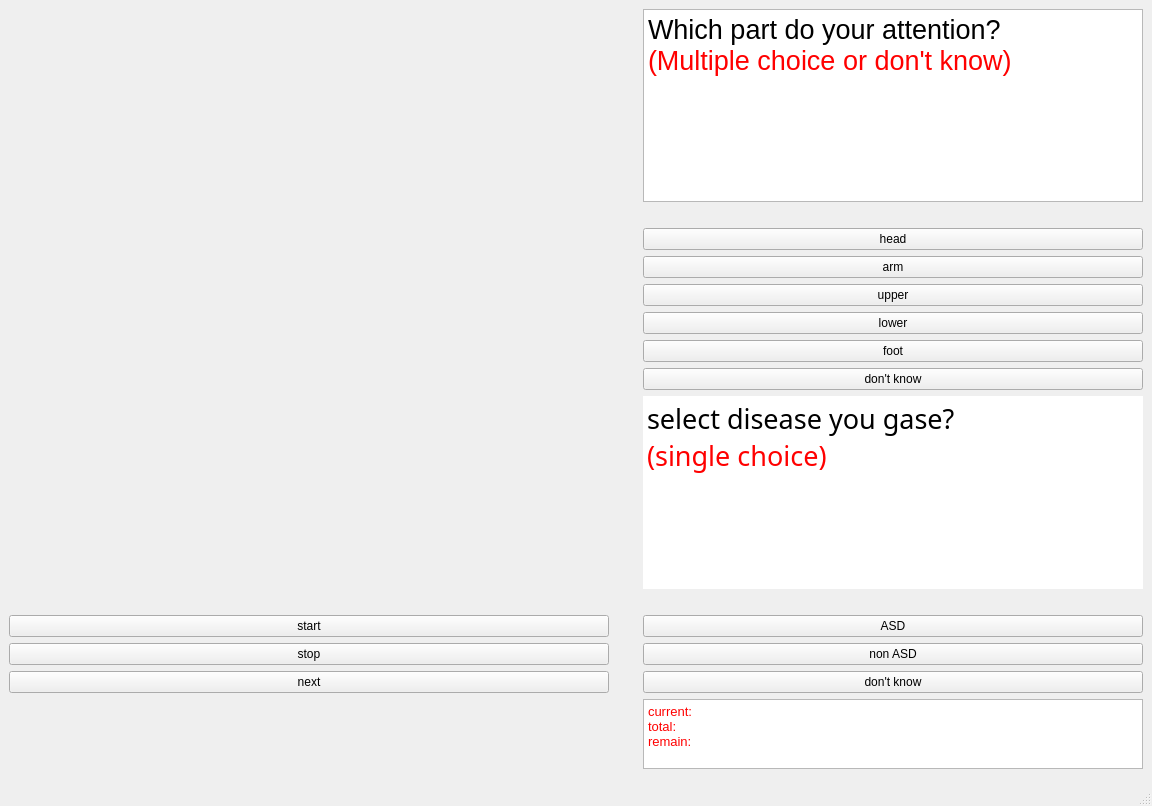
Old version of the form UI/GUI.ui in the repository ChenKaiXuSan/VideoPlayer_PyQT5.
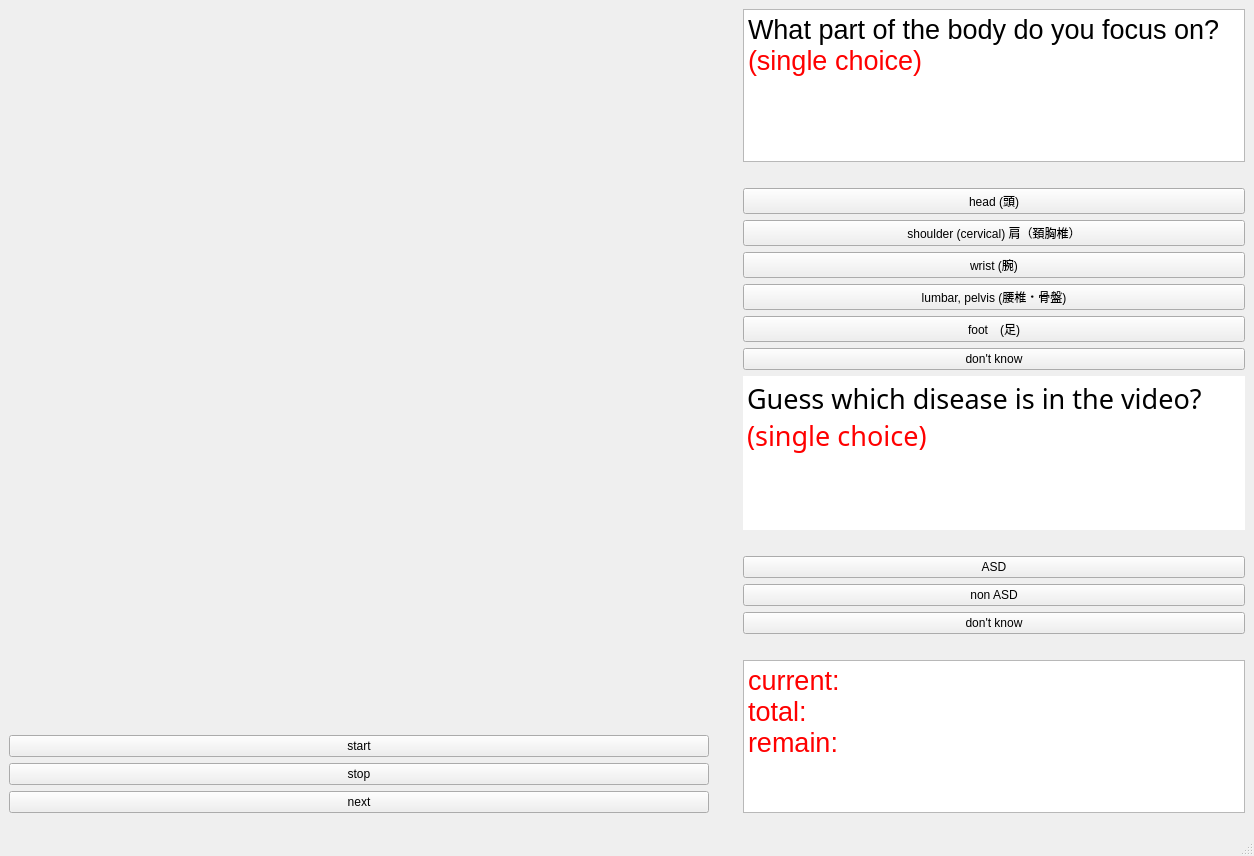
New version of the form. Custom widgets are drawn as their Qt base class.

Patch:
```diff
--- a/UI/GUI.ui
+++ b/UI/GUI.ui
@@ -6,8 +6,8 @@
    <rect>
     <x>0</x>
     <y>0</y>
-    <width>1152</width>
-    <height>771</height>
+    <width>1254</width>
+    <height>839</height>
    </rect>
   </property>
   <property name="windowTitle">
@@ -33,8 +33,8 @@
 &lt;html&gt;&lt;head&gt;&lt;meta name=&quot;qrichtext&quot; content=&quot;1&quot; /&gt;&lt;style type=&quot;text/css&quot;&gt;
 p, li { white-space: pre-wrap; }
 &lt;/style&gt;&lt;/head&gt;&lt;body style=&quot; font-family:'SimSun'; font-size:9pt; font-weight:400; font-style:normal;&quot;&gt;
-&lt;p style=&quot; margin-top:0px; margin-bottom:0px; margin-left:0px; margin-right:0px; -qt-block-indent:0; text-indent:0px;&quot;&gt;&lt;span style=&quot; font-size:20pt;&quot;&gt;Which part do your attention?&lt;/span&gt;&lt;/p&gt;
-&lt;p style=&quot; margin-top:0px; margin-bottom:0px; margin-left:0px; margin-right:0px; -qt-block-indent:0; text-indent:0px;&quot;&gt;&lt;span style=&quot; font-size:20pt; color:#ff0000;&quot;&gt;(Multiple choice or don't know)&lt;/span&gt;&lt;/p&gt;&lt;/body&gt;&lt;/html&gt;</string>
+&lt;p style=&quot; margin-top:0px; margin-bottom:0px; margin-left:0px; margin-right:0px; -qt-block-indent:0; text-indent:0px;&quot;&gt;&lt;span style=&quot; font-size:20pt;&quot;&gt;What part of the body do you focus on?&lt;/span&gt;&lt;/p&gt;
+&lt;p style=&quot; margin-top:0px; margin-bottom:0px; margin-left:0px; margin-right:0px; -qt-block-indent:0; text-indent:0px;&quot;&gt;&lt;span style=&quot; font-size:20pt; color:#ff0000;&quot;&gt;(single choice)&lt;/span&gt;&lt;/p&gt;&lt;/body&gt;&lt;/html&gt;</string>
         </property>
        </widget>
       </item>
@@ -54,7 +54,7 @@
       <item>
        <widget class="QPushButton" name="head_btn">
         <property name="text">
-         <string>head</string>
+         <string>head (頭)</string>
         </property>
         <property name="checkable">
          <bool>true</bool>
@@ -64,7 +64,7 @@
       <item>
        <widget class="QPushButton" name="arm_btn">
         <property name="text">
-         <string>arm</string>
+         <string>shoulder (cervical) 肩（頚胸椎）</string>
         </property>
         <property name="checkable">
          <bool>true</bool>
@@ -74,7 +74,7 @@
       <item>
        <widget class="QPushButton" name="upper_btn">
         <property name="text">
-         <string>upper</string>
+         <string>wrist (腕)</string>
         </property>
         <property name="checkable">
          <bool>true</bool>
@@ -84,7 +84,7 @@
       <item>
        <widget class="QPushButton" name="lower_btn">
         <property name="text">
-         <string>lower</string>
+         <string>lumbar, pelvis (腰椎・骨盤)</string>
         </property>
         <property name="checkable">
          <bool>true</bool>
@@ -94,7 +94,7 @@
       <item>
        <widget class="QPushButton" name="foot_btn">
         <property name="text">
-         <string>foot</string>
+         <string>foot　(足)</string>
         </property>
         <property name="checkable">
          <bool>true</bool>
@@ -145,7 +145,7 @@
 &lt;html&gt;&lt;head&gt;&lt;meta name=&quot;qrichtext&quot; content=&quot;1&quot; /&gt;&lt;style type=&quot;text/css&quot;&gt;
 p, li { white-space: pre-wrap; }
 &lt;/style&gt;&lt;/head&gt;&lt;body style=&quot; font-family:'Agency FB'; font-size:10pt; font-weight:400; font-style:normal;&quot;&gt;
-&lt;p style=&quot; margin-top:0px; margin-bottom:0px; margin-left:0px; margin-right:0px; -qt-block-indent:0; text-indent:0px;&quot;&gt;&lt;span style=&quot; font-family:'SimSun'; font-size:20pt;&quot;&gt;select disease you gase?&lt;/span&gt;&lt;/p&gt;
+&lt;p style=&quot; margin-top:0px; margin-bottom:0px; margin-left:0px; margin-right:0px; -qt-block-indent:0; text-indent:0px;&quot;&gt;&lt;span style=&quot; font-family:'SimSun'; font-size:20pt;&quot;&gt;Guess which disease is in the video?&lt;/span&gt;&lt;/p&gt;
 &lt;p style=&quot; margin-top:0px; margin-bottom:0px; margin-left:0px; margin-right:0px; -qt-block-indent:0; text-indent:0px;&quot;&gt;&lt;span style=&quot; font-family:'SimSun'; font-size:20pt; color:#ff0000;&quot;&gt;(single choice)&lt;/span&gt;&lt;/p&gt;&lt;/body&gt;&lt;/html&gt;</string>
         </property>
        </widget>
@@ -217,6 +217,42 @@
         </property>
        </widget>
       </item>
+      <item>
+       <spacer name="horizontalSpacer">
+        <property name="orientation">
+         <enum>Qt::Horizontal</enum>
+        </property>
+        <property name="sizeHint" stdset="0">
+         <size>
+          <width>40</width>
+          <height>20</height>
+         </size>
+        </property>
+       </spacer>
+      </item>
+      <item>
+       <widget class="QTextBrowser" name="textBrowser">
+        <property name="enabled">
+         <bool>true</bool>
+        </property>
+        <property name="minimumSize">
+         <size>
+          <width>100</width>
+          <height>100</height>
+         </size>
+        </property>
+        <property name="html">
+         <string>&lt;!DOCTYPE HTML PUBLIC &quot;-//W3C//DTD HTML 4.0//EN&quot; &quot;http://www.w3.org/TR/REC-html40/strict.dtd&quot;&gt;
+&lt;html&gt;&lt;head&gt;&lt;meta name=&quot;qrichtext&quot; content=&quot;1&quot; /&gt;&lt;style type=&quot;text/css&quot;&gt;
+p, li { white-space: pre-wrap; }
+&lt;/style&gt;&lt;/head&gt;&lt;body style=&quot; font-family:'SimSun'; font-size:9pt; font-weight:400; font-style:normal;&quot;&gt;
+&lt;p style=&quot; margin-top:0px; margin-bottom:0px; margin-left:0px; margin-right:0px; -qt-block-indent:0; text-indent:0px;&quot;&gt;&lt;span style=&quot; font-size:20pt; color:#ff0000;&quot;&gt;current:&lt;/span&gt;&lt;/p&gt;
+&lt;p style=&quot; margin-top:0px; margin-bottom:0px; margin-left:0px; margin-right:0px; -qt-block-indent:0; text-indent:0px;&quot;&gt;&lt;span style=&quot; font-size:20pt; color:#ff0000;&quot;&gt;total:&lt;/span&gt;&lt;/p&gt;
+&lt;p style=&quot; margin-top:0px; margin-bottom:0px; margin-left:0px; margin-right:0px; -qt-block-indent:0; text-indent:0px;&quot;&gt;&lt;span style=&quot; font-size:20pt; color:#ff0000;&quot;&gt;remain:&lt;/span&gt;&lt;/p&gt;
+&lt;p style=&quot;-qt-paragraph-type:empty; margin-top:0px; margin-bottom:0px; margin-left:0px; margin-right:0px; -qt-block-indent:0; text-indent:0px; font-size:20pt; color:#ff0000;&quot;&gt;&lt;br /&gt;&lt;/p&gt;&lt;/body&gt;&lt;/html&gt;</string>
+        </property>
+       </widget>
+      </item>
      </layout>
     </item>
     <item row="0" column="4" rowspan="3">
@@ -235,20 +271,37 @@
     <item row="0" column="0" colspan="2">
      <layout class="QVBoxLayout" name="verticalLayout">
       <item>
-       <widget class="myVideoWidget" name="wgt_video" native="true">
-        <property name="enabled">
-         <bool>true</bool>
+       <layout class="QVBoxLayout" name="verticalLayout_5">
+        <item>
+         <widget class="myVideoWidget" name="wgt_video" native="true">
+          <property name="enabled">
+           <bool>true</bool>
+          </property>
+          <property name="minimumSize">
+           <size>
+            <width>700</width>
+            <height>700</height>
+           </size>
+          </property>
+          <property name="whatsThis">
+           <string>video player</string>
+          </property>
+         </widget>
+        </item>
+       </layout>
+      </item>
+      <item>
+       <spacer name="horizontalSpacer_4">
+        <property name="orientation">
+         <enum>Qt::Horizontal</enum>
         </property>
-        <property name="minimumSize">
+        <property name="sizeHint" stdset="0">
          <size>
-          <width>600</width>
-          <height>600</height>
+          <width>40</width>
+          <height>20</height>
          </size>
         </property>
-        <property name="whatsThis">
-         <string>video player</string>
-        </property>
-       </widget>
+       </spacer>
       </item>
       <item>
        <widget class="QPushButton" name="start_button">
@@ -273,23 +326,6 @@
       </item>
      </layout>
     </item>
-    <item row="1" column="5">
-     <widget class="QTextBrowser" name="textBrowser">
-      <property name="enabled">
-       <bool>true</bool>
-      </property>
-      <property name="html">
-       <string>&lt;!DOCTYPE HTML PUBLIC &quot;-//W3C//DTD HTML 4.0//EN&quot; &quot;http://www.w3.org/TR/REC-html40/strict.dtd&quot;&gt;
-&lt;html&gt;&lt;head&gt;&lt;meta name=&quot;qrichtext&quot; content=&quot;1&quot; /&gt;&lt;style type=&quot;text/css&quot;&gt;
-p, li { white-space: pre-wrap; }
-&lt;/style&gt;&lt;/head&gt;&lt;body style=&quot; font-family:'SimSun'; font-size:9pt; font-weight:400; font-style:normal;&quot;&gt;
-&lt;p style=&quot; margin-top:0px; margin-bottom:0px; margin-left:0px; margin-right:0px; -qt-block-indent:0; text-indent:0px;&quot;&gt;&lt;span style=&quot; font-size:10pt; color:#ff0000;&quot;&gt;current:&lt;/span&gt;&lt;/p&gt;
-&lt;p style=&quot; margin-top:0px; margin-bottom:0px; margin-left:0px; margin-right:0px; -qt-block-indent:0; text-indent:0px;&quot;&gt;&lt;span style=&quot; font-size:10pt; color:#ff0000;&quot;&gt;total:&lt;/span&gt;&lt;/p&gt;
-&lt;p style=&quot; margin-top:0px; margin-bottom:0px; margin-left:0px; margin-right:0px; -qt-block-indent:0; text-indent:0px;&quot;&gt;&lt;span style=&quot; font-size:10pt; color:#ff0000;&quot;&gt;remain:&lt;/span&gt;&lt;/p&gt;
-&lt;p style=&quot;-qt-paragraph-type:empty; margin-top:0px; margin-bottom:0px; margin-left:0px; margin-right:0px; -qt-block-indent:0; text-indent:0px; font-size:10pt; color:#ff0000;&quot;&gt;&lt;br /&gt;&lt;/p&gt;&lt;/body&gt;&lt;/html&gt;</string>
-      </property>
-     </widget>
-    </item>
    </layout>
   </widget>
   <widget class="QMenuBar" name="menubar">
```
Left out of the diff: 8 changed lines with no effect on the pictures.
